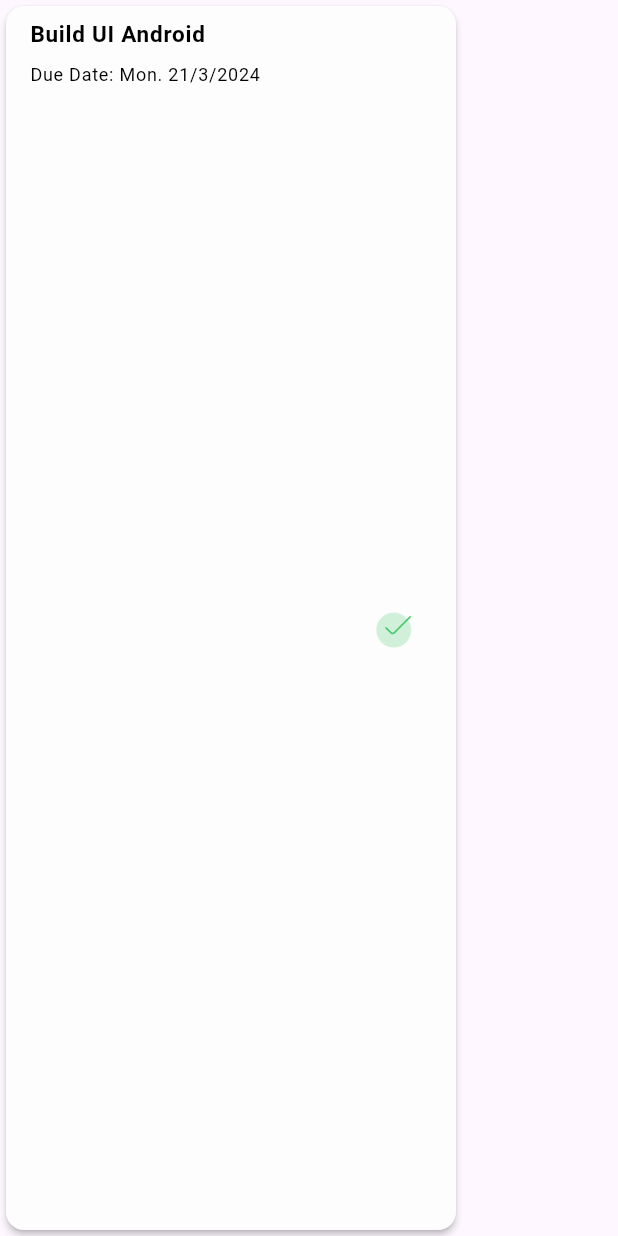
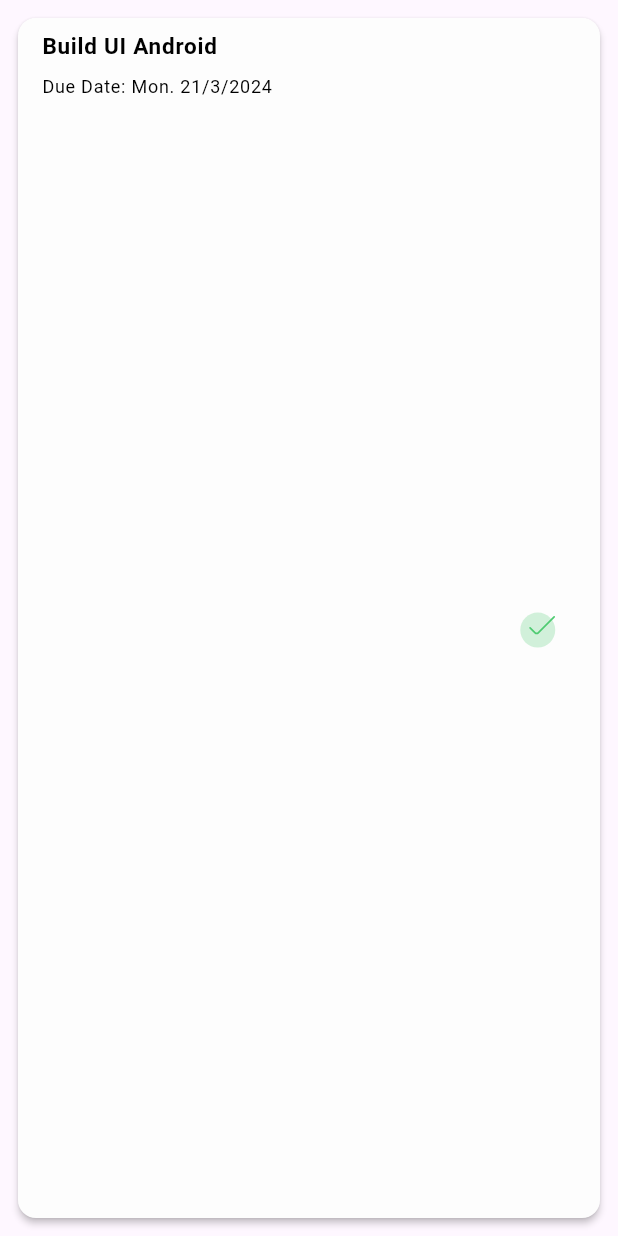
Before and after one commit to Mohamed-Ash/app_assesment, a Flutter app: what customCardTaskWidget() shows on an empty page, opened directly, on a phone screen of 412 x 824 dp. Run offline on Flutter 3.47's test engine with Material 3 defaults, Android fonts, the phone set to English and light mode, and no system bars; our stand-ins replace flutter_svg, go_router; statements that could not run were skipped.

Commit message:
create responsive page android and windows

```diff
--- a/lib/app.dart
+++ b/lib/app.dart
@@ -1,3 +1,5 @@
+import 'dart:ui';
+
 import 'package:app_assesment/global.dart';
 import 'package:flutter/material.dart';
 
@@ -9,9 +11,25 @@ class App extends StatelessWidget {
     return MaterialApp.router(
       debugShowCheckedModeBanner: false,
       routerConfig: appRouter,
-      title: 'App Assesment',
+      scrollBehavior: MyCusomScrollBehavior(),
+      title: name,
       color: const Color(0xff00CA5D),
 
     );
   }
 }
+
+class MyCusomScrollBehavior extends MaterialScrollBehavior {
+  Set<PointerDeviceKind> get dragDevices => {
+    PointerDeviceKind.invertedStylus,
+    PointerDeviceKind.mouse,
+    PointerDeviceKind.touch,
+    PointerDeviceKind.trackpad,
+    PointerDeviceKind.unknown,
+    PointerDeviceKind.stylus,
+
+
+
+
+  };
+}
--- a/lib/core/widgets/custom_card_widget.dart
+++ b/lib/core/widgets/custom_card_widget.dart
@@ -1,13 +1,14 @@
 import 'package:app_assesment/core/widgets/icon_widget.dart';
 import 'package:flutter/material.dart';
 
-Widget customCardTaskWidget(){
+Widget customCardTaskWidget(context){
   return Card(
     elevation: 2,
+    margin: const EdgeInsets.all(12),
     color: const Color(0xffFDFDFD),
     child: Container(
       // height: 79,
-      width: 300,
+      width: MediaQuery.of(context).size.width > 600 ? 300 :double.infinity,
       // margin: const EdgeInsets.fromLTRB(18, 21, 18, 18),
       decoration: BoxDecoration(
         borderRadius: BorderRadius.circular(10),
```
Also changed, not shown: lib/core/layout/responsive_layout.dart (+15 -4 lines), lib/core/widgets/custom_button_widget.dart (added, +34 -0 lines).
